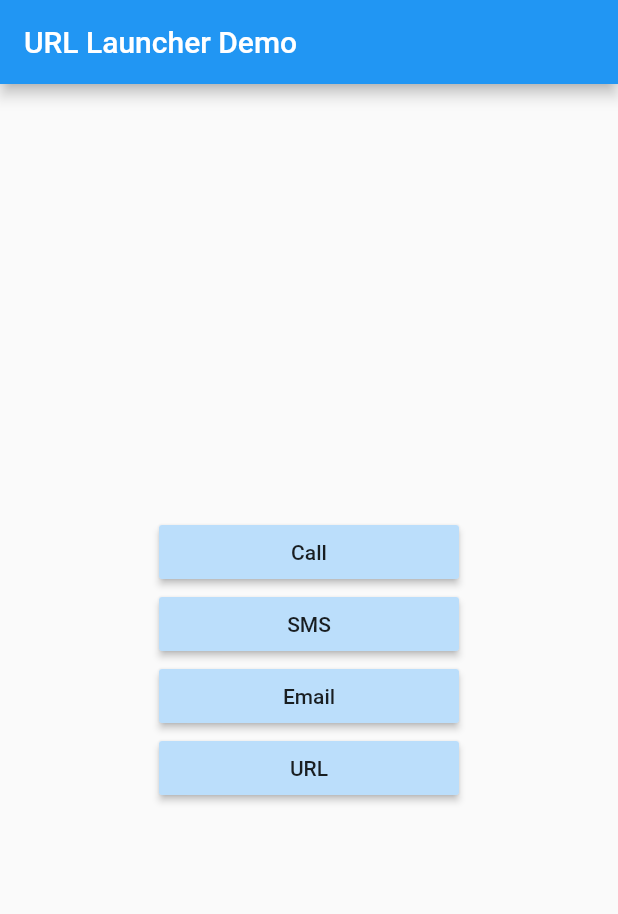
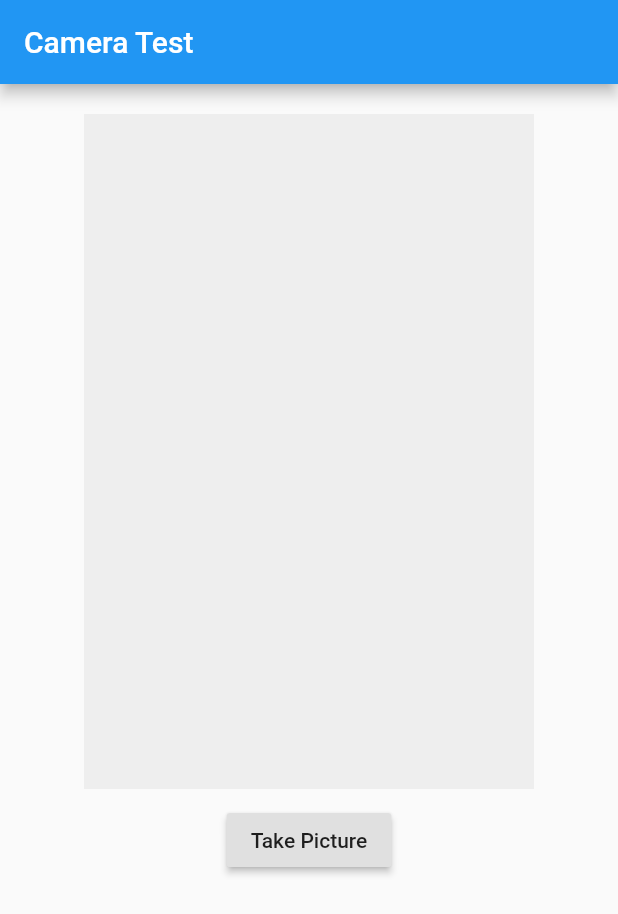
Before and after one commit to ariqhikari/flutter_dasar, a Flutter app: the screen it shows after launch, on a phone screen of 412 x 824 dp. Shown: the top 914 px of the screen. Run offline on Flutter 3.47's test engine with Material 2 defaults, Android fonts, the phone set to English and light mode, and no system bars; our stand-ins replace camera; project files that could hold a hidden picture were left out.

Commit message:
FLUTTER 95. Guided Camera (Kamera dengan Panduan)

```diff
--- a/lib/main.dart
+++ b/lib/main.dart
@@ -1,5 +1,5 @@
 import 'package:flutter/material.dart';
-import 'package:url_launcher/url_launcher.dart';
+import 'package:my_first_flutter/ui/main_page.dart';
 
 void main() => runApp(MyApp());
 
@@ -12,80 +12,3 @@ class MyApp extends StatelessWidget {
     );
   }
 }
-
-class MainPage extends StatelessWidget {
-  @override
-  Widget build(BuildContext context) {
-    return Scaffold(
-      appBar: AppBar(title: Text("URL Launcher Demo")),
-      body: Center(
-        child: Column(
-          mainAxisAlignment: MainAxisAlignment.center,
-          children: [
-            LaunchButton("Call", () async {
-              await call("+6285156567283");
-            }),
-            LaunchButton("SMS", () async {
-              await sendSMS("+6285156567283");
-            }),
-            LaunchButton("Email", () async {
-              await sendEmail("ahidayatbia@gmail.com");
-            }),
-            LaunchButton("URL", () async {
-              await openURL(
-                "https://google.com",
-                forceWebView: true,
-                enableJavascript: true,
-              );
-            }),
-          ],
-        ),
-      ),
-    );
-  }
-}
-
-class LaunchButton extends StatelessWidget {
-  final String text;
-  final Function onTap;
-
-  LaunchButton(this.text, this.onTap);
-
-  @override
-  Widget build(BuildContext context) {
-    return SizedBox(
-      width: 200,
-      child: RaisedButton(
-        child: Text(text),
-        color: Colors.blue[100],
-        onPressed: onTap,
-      ),
-    );
-  }
-}
-
-Future<void> call(String phoneNumber) async {
-  await launch("tel:$phoneNumber");
-}
-
-Future<void> sendSMS(String phoneNumber) async {
-  await launch("sms:$phoneNumber");
-}
-
-Future<void> sendEmail(String email) async {
-  await launch("mailto:$email");
-}
-
-Future<void> openURL(
-  String url, {
-  bool forceWebView = false,
-  bool enableJavascript = false,
-}) async {
-  if (await canLaunch(url)) {
-    await launch(
-      url,
-      forceWebView: forceWebView,
-      enableJavaScript: enableJavascript,
-    );
-  }
-}
--- /dev/null
+++ b/lib/ui/main_page.dart
@@ -0,0 +1,42 @@
+import 'dart:io';
+import 'package:flutter/material.dart';
+import 'package:my_first_flutter/ui/camera_page.dart';
+
+class MainPage extends StatefulWidget {
+  @override
+  _MainPageState createState() => _MainPageState();
+}
+
+class _MainPageState extends State<MainPage> {
+  File imageFile;
+
+  @override
+  Widget build(BuildContext context) {
+    return Scaffold(
+      appBar: AppBar(
+        title: Text("Camera Test"),
+      ),
+      body: Center(
+        child: Column(
+          children: [
+            Container(
+              margin: EdgeInsets.only(top: 20, bottom: 10),
+              width: 300,
+              height: 450,
+              color: Colors.grey[200],
+              child: (imageFile != null) ? Image.file(imageFile) : SizedBox(),
+            ),
+            RaisedButton(
+              child: Text("Take Picture"),
+              onPressed: () async {
+                imageFile = await Navigator.push<File>(
+                    context, MaterialPageRoute(builder: (_) => CameraPage()));
+                setState(() {});
+              },
+            )
+          ],
+        ),
+      ),
+    );
+  }
+}
```
Also changed, not shown: lib/ui/camera_page.dart (added, +98 -0 lines), pubspec.yaml (+4 -4 lines), assets/images/layer_foto.png (added), pubspec.lock, 1 other file.
